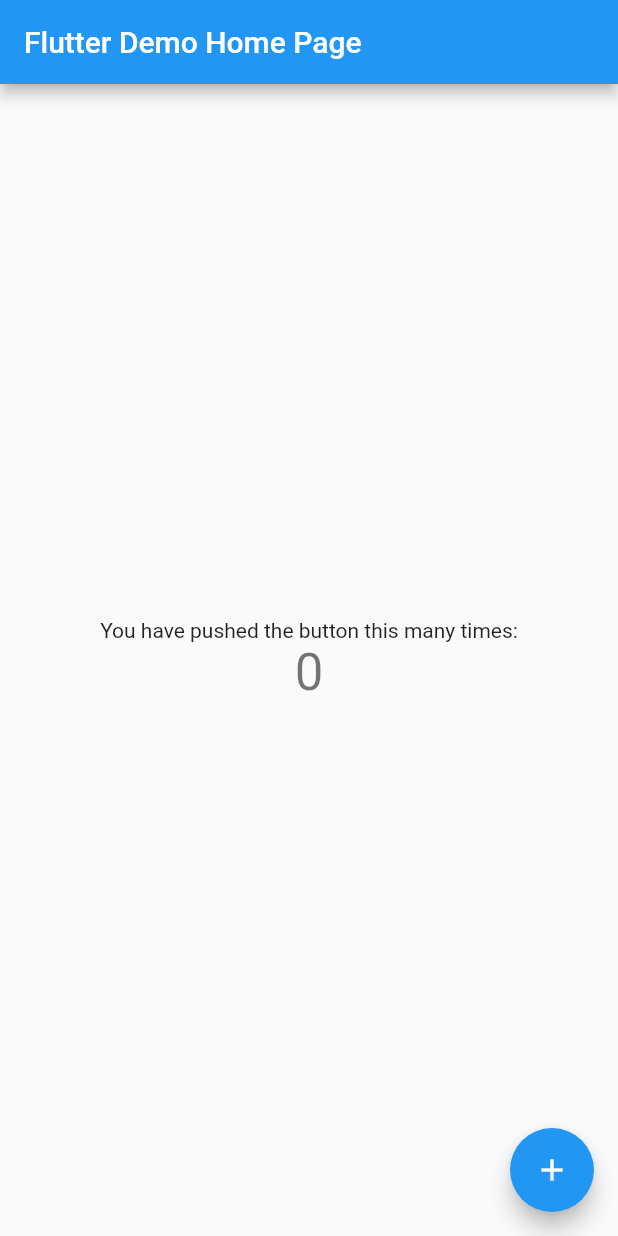
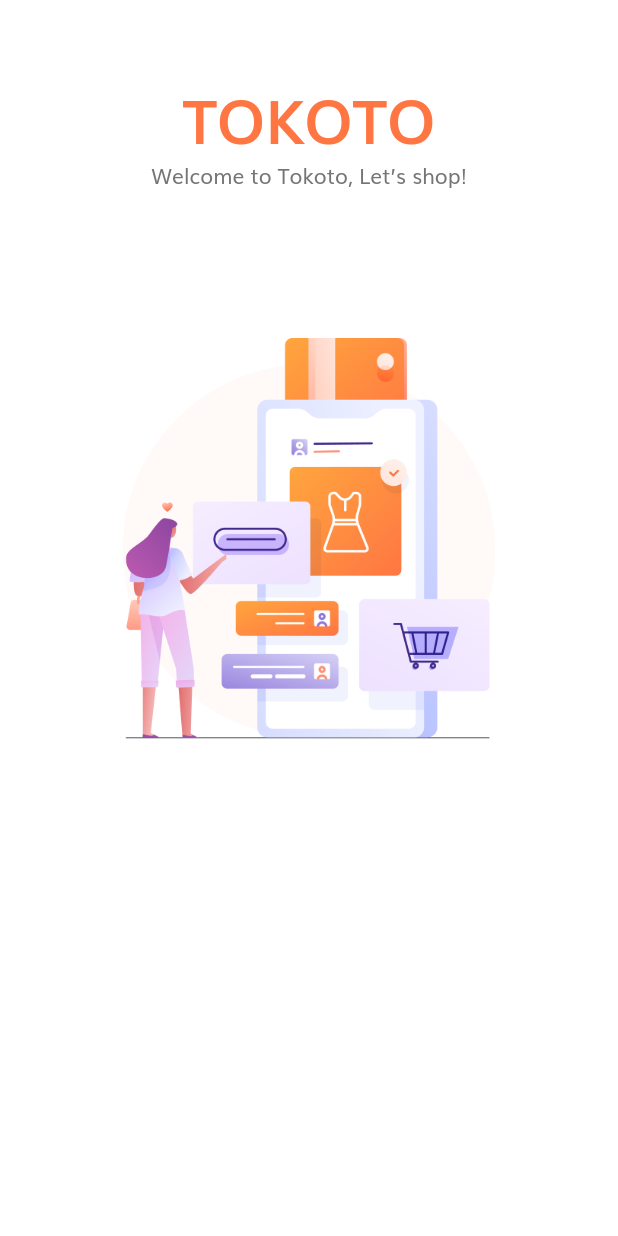
Before and after one commit to cocahonka/tokoto_shop, a Flutter app: the screen it shows after launch, on a phone screen of 412 x 824 dp. Run offline on Flutter 3.47's test engine with Material 2 defaults, Android fonts, the phone set to English and light mode, and no system bars.

Commit message:
Initial layout of Onboarding Screen (PageView builder)

```diff
--- a/lib/main.dart
+++ b/lib/main.dart
@@ -1,4 +1,6 @@
 import 'package:flutter/material.dart';
+import 'package:tokoto_shop/constants.dart';
+import 'package:tokoto_shop/screens/splash/splash_screen.dart';
 
 void main() {
   runApp(const MyApp());
@@ -11,105 +13,18 @@
   @override
   Widget build(BuildContext context) {
     return MaterialApp(
+      debugShowCheckedModeBanner: false,
       title: 'Flutter Demo',
       theme: ThemeData(
-        // This is the theme of your application.
-        //
-        // Try running your application with "flutter run". You'll see the
-        // application has a blue toolbar. Then, without quitting the app, try
-        // changing the primarySwatch below to Colors.green and then invoke
-        // "hot reload" (press "r" in the console where you ran "flutter run",
-        // or simply save your changes to "hot reload" in a Flutter IDE).
-        // Notice that the counter didn't reset back to zero; the application
-        // is not restarted.
+        scaffoldBackgroundColor: Colors.white,
+        fontFamily: 'Muli',
+        textTheme: const TextTheme(
+          bodyText1: TextStyle(color: kTextColor),
+          bodyText2: TextStyle(color: kTextColor),
+        ),
         primarySwatch: Colors.blue,
       ),
-      home: const MyHomePage(title: 'Flutter Demo Home Page'),
+      home: SplashScreen(),
     );
   }
 }
-
-class MyHomePage extends StatefulWidget {
-  const MyHomePage({Key? key, required this.title}) : super(key: key);
-
-  // This widget is the home page of your application. It is stateful, meaning
-  // that it has a State object (defined below) that contains fields that affect
-  // how it looks.
-
-  // This class is the configuration for the state. It holds the values (in this
-  // case the title) provided by the parent (in this case the App widget) and
-  // used by the build method of the State. Fields in a Widget subclass are
-  // always marked "final".
-
-  final String title;
-
-  @override
-  State<MyHomePage> createState() => _MyHomePageState();
-}
-
-class _MyHomePageState extends State<MyHomePage> {
-  int _counter = 0;
-
-  void _incrementCounter() {
-    setState(() {
-      // This call to setState tells the Flutter framework that something has
-      // changed in this State, which causes it to rerun the build method below
-      // so that the display can reflect the updated values. If we changed
-      // _counter without calling setState(), then the build method would not be
-      // called again, and so nothing would appear to happen.
-      _counter++;
-    });
-  }
-
-  @override
-  Widget build(BuildContext context) {
-    // This method is rerun every time setState is called, for instance as done
-    // by the _incrementCounter method above.
-    //
-    // The Flutter framework has been optimized to make rerunning build methods
-    // fast, so that you can just rebuild anything that needs updating rather
-    // than having to individually change instances of widgets.
-    return Scaffold(
-      appBar: AppBar(
-        // Here we take the value from the MyHomePage object that was created by
-        // the App.build method, and use it to set our appbar title.
-        title: Text(widget.title),
-      ),
-      body: Center(
-        // Center is a layout widget. It takes a single child and positions it
-        // in the middle of the parent.
-        child: Column(
-          // Column is also a layout widget. It takes a list of children and
-          // arranges them vertically. By default, it sizes itself to fit its
-          // children horizontally, and tries to be as tall as its parent.
-          //
-          // Invoke "debug painting" (press "p" in the console, choose the
-          // "Toggle Debug Paint" action from the Flutter Inspector in Android
-          // Studio, or the "Toggle Debug Paint" command in Visual Studio Code)
-          // to see the wireframe for each widget.
-          //
-          // Column has various properties to control how it sizes itself and
-          // how it positions its children. Here we use mainAxisAlignment to
-          // center the children vertically; the main axis here is the vertical
-          // axis because Columns are vertical (the cross axis would be
-          // horizontal).
-          mainAxisAlignment: MainAxisAlignment.center,
-          children: <Widget>[
-            const Text(
-              'You have pushed the button this many times:',
-            ),
-            Text(
-              '$_counter',
-              style: Theme.of(context).textTheme.headline4,
-            ),
-          ],
-        ),
-      ),
-      floatingActionButton: FloatingActionButton(
-        onPressed: _incrementCounter,
-        tooltip: 'Increment',
-        child: const Icon(Icons.add),
-      ), // This trailing comma makes auto-formatting nicer for build methods.
-    );
-  }
-}
--- /dev/null
+++ b/lib/screens/splash/components/body.dart
@@ -0,0 +1,59 @@
+import 'package:flutter/material.dart';
+
+// This is the best practice
+import '../components/splash_content.dart';
+
+class Body extends StatefulWidget {
+  const Body({Key? key}) : super(key: key);
+
+  @override
+  _BodyState createState() => _BodyState();
+}
+
+class SplashData {
+  final String text;
+  final String image;
+
+  const SplashData({required this.text, required this.image});
+}
+
+class _BodyState extends State<Body> {
+  List<SplashData> splashData = const [
+    SplashData(
+        text: 'Welcome to Tokoto, Let’s shop!',
+        image: 'assets/images/splash_1.png'),
+    SplashData(
+        text:
+            'We help people conect with store \naround United State of America',
+        image: 'assets/images/splash_2.png'),
+    SplashData(
+        text: 'We show the easy way to shop. \nJust stay at home with us',
+        image: 'assets/images/splash_3.png'),
+  ];
+  @override
+  Widget build(BuildContext context) {
+    return SafeArea(
+      child: SizedBox(
+        width: double.infinity,
+        child: Column(
+          children: [
+            Expanded(
+              flex: 3,
+              child: PageView.builder(
+                itemCount: splashData.length,
+                itemBuilder: (context, index) => SplashContent(
+                  text: splashData[index].text,
+                  image: splashData[index].image,
+                ),
+              ),
+            ),
+            Expanded(
+              flex: 2,
+              child: SizedBox(),
+            ),
+          ],
+        ),
+      ),
+    );
+  }
+}
--- /dev/null
+++ b/lib/screens/splash/components/splash_content.dart
@@ -0,0 +1,41 @@
+import 'package:flutter/material.dart';
+import 'package:tokoto_shop/size_config.dart';
+import 'package:tokoto_shop/constants.dart';
+
+class SplashContent extends StatelessWidget {
+  const SplashContent({
+    Key? key,
+    required this.text,
+    required this.image,
+  }) : super(key: key);
+
+  final String text;
+  final String image;
+
+  @override
+  Widget build(BuildContext context) {
+    return Column(
+      children: [
+        const Spacer(),
+        Text(
+          'TOKOTO',
+          style: TextStyle(
+            fontSize: getProportionateScreenWidth(36),
+            color: kPrimaryColor,
+            fontWeight: FontWeight.bold,
+          ),
+        ),
+        Text(
+          text,
+          textAlign: TextAlign.center,
+        ),
+        const Spacer(flex: 2),
+        Image.asset(
+          image,
+          height: getProportionateScreenHeight(265),
+          width: getProportionateScreenWidth(235),
+        ),
+      ],
+    );
+  }
+}
--- /dev/null
+++ b/lib/screens/splash/splash_screen.dart
@@ -0,0 +1,16 @@
+import 'package:flutter/material.dart';
+import 'package:tokoto_shop/screens/splash/components/body.dart';
+import 'package:tokoto_shop/size_config.dart';
+
+class SplashScreen extends StatelessWidget {
+  const SplashScreen({Key? key}) : super(key: key);
+
+  @override
+  Widget build(BuildContext context) {
+    // You have to call it on your starting screen
+    SizeConfig().init(context);
+    return Scaffold(
+      body: Body(),
+    );
+  }
+}
--- a/pubspec.yaml
+++ b/pubspec.yaml
@@ -49,8 +49,8 @@
   uses-material-design: true
   # To add assets to your application, add an assets section, like this:
   assets:
-    - assets/images
-    - assets/icons
+    - assets/images/
+    - assets/icons/
   # An image asset can refer to one or more resolution-specific "variants", see
   # https://flutter.dev/assets-and-images/#resolution-aware.
   # For details regarding adding assets from package dependencies, see
```
Also changed, not shown: 1 other file.
